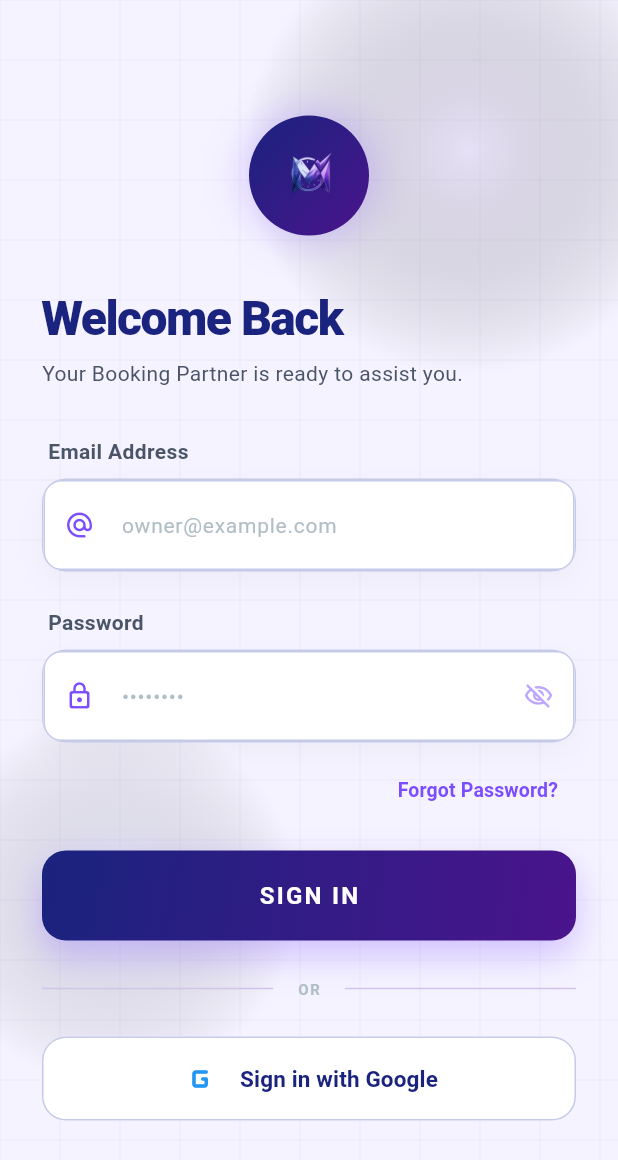
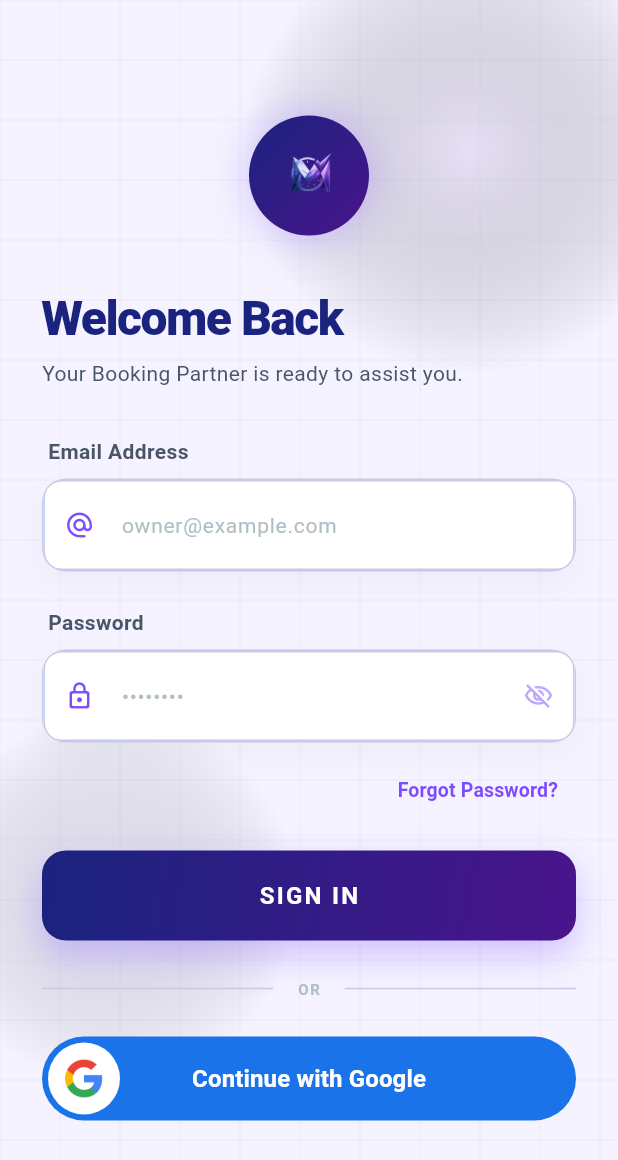
Before and after one commit to allygitrepo/My_Bookings, a Flutter app: the screen it shows after launch, on a phone screen of 412 x 824 dp. Shown: the top 1160 px of the screen. Run offline on Flutter 3.47's test engine with Material 3 defaults, Android fonts, the phone set to English and light mode, and no system bars; our stand-ins replace dio, firebase_core, firebase_messaging, flutter_local_notifications, get, get_storage and 3 more; accounts and stored records are empty; network calls fail; Roboto replaces fonts that are missing (Syne).

Commit message:
update the oAuth module for the mybooking application.

```diff
--- a/my_booking_application/lib/app/core/constants/apiConstants.dart
+++ b/my_booking_application/lib/app/core/constants/apiConstants.dart
@@ -1,9 +1,10 @@
 class ApiConstants {
   static const String baseUrl =
-      'http://192.168.1.9:3000/mybookings'; // Update with your server IP if testing on physical device
+      'http://192.168.1.6:3000/mybookings'; // Update with your server IP if testing on physical device
 
   // Auth
   static const String login = '/users/login';
+  static const String googleLogin = '/auth/google';
   static const String register = '/users/register';
   static const String profile = '/users/update';
 
--- a/my_booking_application/lib/app/modules/auth/views/login_screen.dart
+++ b/my_booking_application/lib/app/modules/auth/views/login_screen.dart
@@ -233,44 +233,47 @@ class _LoginScreenState extends State<LoginScreen>
         const SizedBox(height: 24),
         OutlinedButton(
           onPressed: () {
-            // TODO: Implement Google Sign-In
+            controller.loginWithGoogle();
           },
           style: OutlinedButton.styleFrom(
             fixedSize: const Size(double.maxFinite, 56),
-            side: BorderSide(
-              color: isDark ? AppColors.borderDark : AppColors.borderLight,
+            side: BorderSide.none,
+            shape: RoundedRectangleBorder(
+              borderRadius: BorderRadius.circular(28),
             ),
-            shape: RoundedRectangleBorder(
-              borderRadius: BorderRadius.circular(16),
-            ),
-            backgroundColor: isDark
-                ? AppColors.surfaceDark
-                : AppColors.surfaceLight,
+            backgroundColor: const Color(0xFF1A73E8),
+            padding: EdgeInsets.zero,
           ),
           child: Row(
-            mainAxisAlignment: MainAxisAlignment.center,
             children: [
-              Image.network(
-                'https://upload.wikimedia.org/wikipedia/commons/thumb/c/c1/Google_%22G%22_logo.svg/1200px-Google_%22G%22_logo.svg.png',
-                height: 20,
-                errorBuilder: (context, error, stackTrace) => const Icon(
-                  Icons.g_mobiledata_rounded,
-                  color: Colors.blue,
-                  size: 28,
+              const SizedBox(width: 4),
+              Container(
+                width: 48,
+                height: 48,
+                decoration: const BoxDecoration(
+                  color: Colors.white,
+                  shape: BoxShape.circle,
+                ),
+                padding: const EdgeInsets.all(10),
+                child: Image.asset(
+                  'assets/icons/google_logo.png',
+                  fit: BoxFit.contain,
                 ),
               ),
-              const SizedBox(width: 12),
-              Text(
-                'Sign in with Google',
-                style: TextStyle(
-                  color: isDark
-                      ? AppColors.textPrimaryDark
-                      : AppColors.textPrimaryLight,
-                  fontWeight: FontWeight.bold,
-                  fontSize: 15,
-                  fontFamily: 'Syne',
+              const Expanded(
+                child: Center(
+                  child: Text(
+                    'Continue with Google',
+                    style: TextStyle(
+                      color: Colors.white,
+                      fontWeight: FontWeight.bold,
+                      fontSize: 16,
+                      fontFamily: 'Syne',
+                    ),
+                  ),
                 ),
               ),
+              const SizedBox(width: 52),
             ],
           ),
         ),
--- a/my_booking_application/lib/main.dart
+++ b/my_booking_application/lib/main.dart
@@ -15,9 +15,7 @@ import 'app/core/themes/dark_theme.dart';
 
 void main() async {
   WidgetsFlutterBinding.ensureInitialized();
-  await Firebase.initializeApp(
-    options: DefaultFirebaseOptions.currentPlatform,
-  );
+  await Firebase.initializeApp(options: DefaultFirebaseOptions.currentPlatform);
   await GetStorage.init();
   await Get.putAsync(() => AuthService().init());
   await Get.putAsync(() => ApiClient().init());
--- a/my_booking_application/pubspec.yaml
+++ b/my_booking_application/pubspec.yaml
@@ -23,7 +23,7 @@ dependencies:
   flutter_local_notifications: ^21.0.0
   logger: ^2.7.0
   path_provider: ^2.1.5
-  permission_handler: ^12.0.1
+  permission_handler: ^12.0.3
   google_sign_in: ^7.2.0
 
 
```
Also changed, not shown: my_booking_application/lib/app/modules/auth/controllers/login_controller.dart (+66 -45 lines), client/package-lock.json, my_booking_application/assets/icons/google_logo.png (added), my_booking_application/pubspec.lock, 5 other files.
